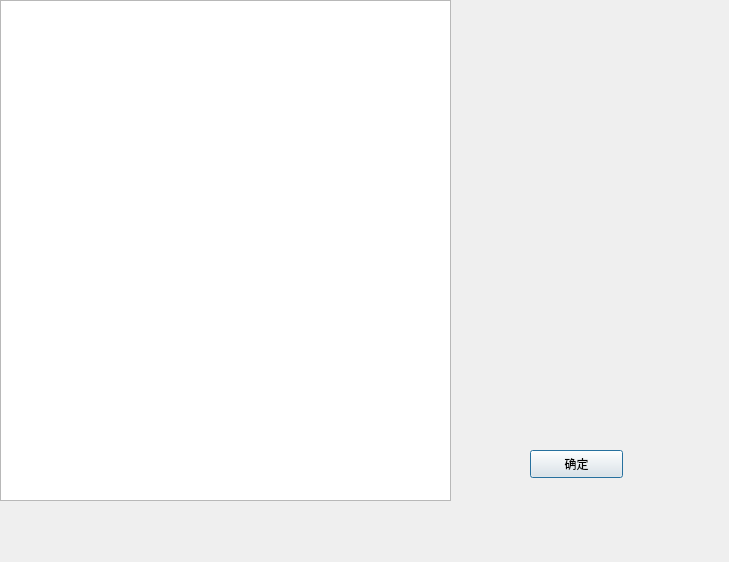
This is TouristUI/passbydlg.ui in Bamboo0206/Tourist_UI as Qt 5 draws it before an edit. The edited form follows.
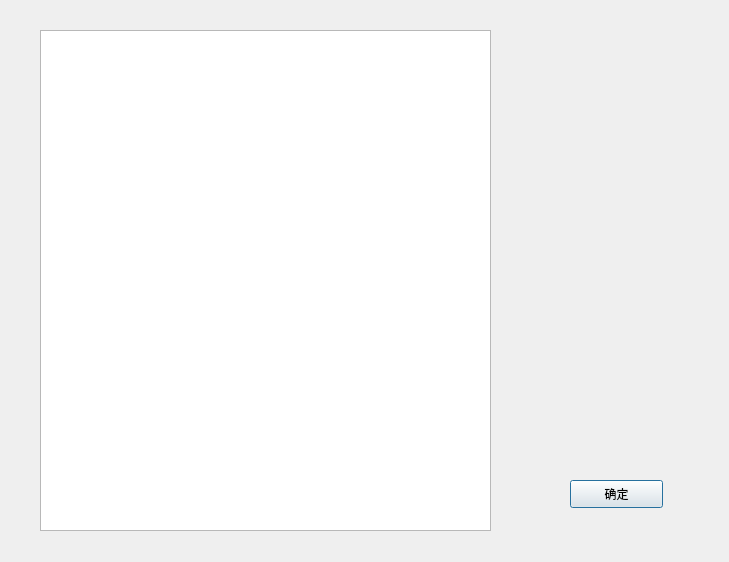
This is the edited form.

```diff
--- a/TouristUI/passbydlg.ui
+++ b/TouristUI/passbydlg.ui
@@ -16,8 +16,8 @@
   <widget class="QTableWidget" name="passby_tb">
    <property name="geometry">
     <rect>
-     <x>0</x>
-     <y>0</y>
+     <x>40</x>
+     <y>30</y>
      <width>451</width>
      <height>501</height>
     </rect>
@@ -26,8 +26,8 @@
   <widget class="QPushButton" name="pushButton">
    <property name="geometry">
     <rect>
-     <x>530</x>
-     <y>450</y>
+     <x>570</x>
+     <y>480</y>
      <width>93</width>
      <height>28</height>
     </rect>
```
